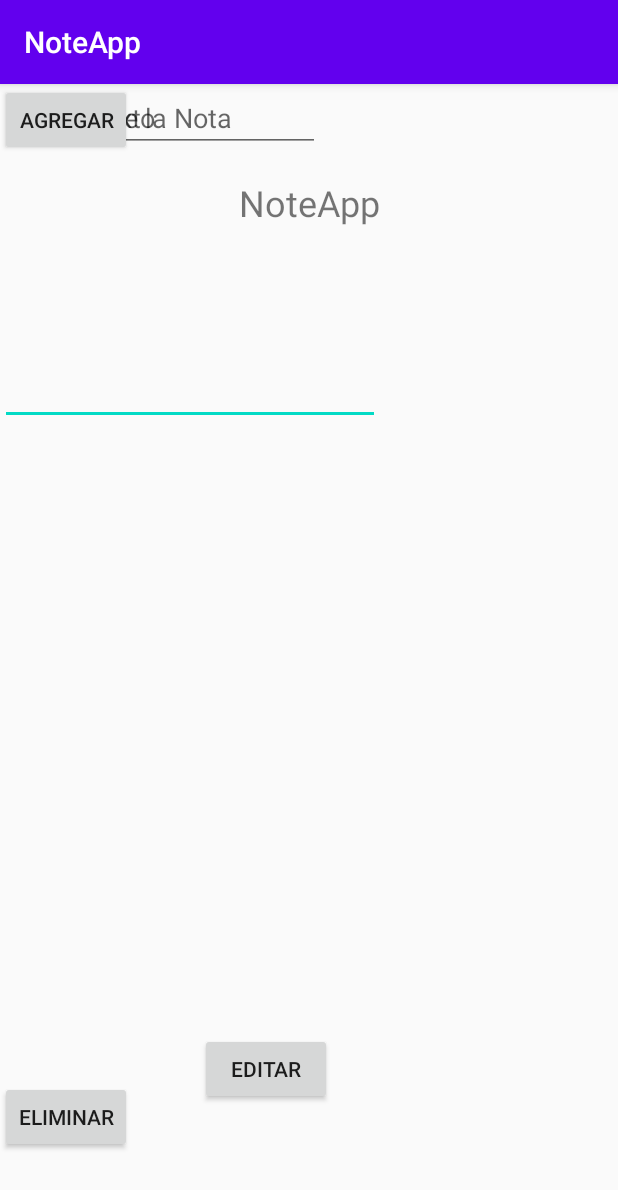
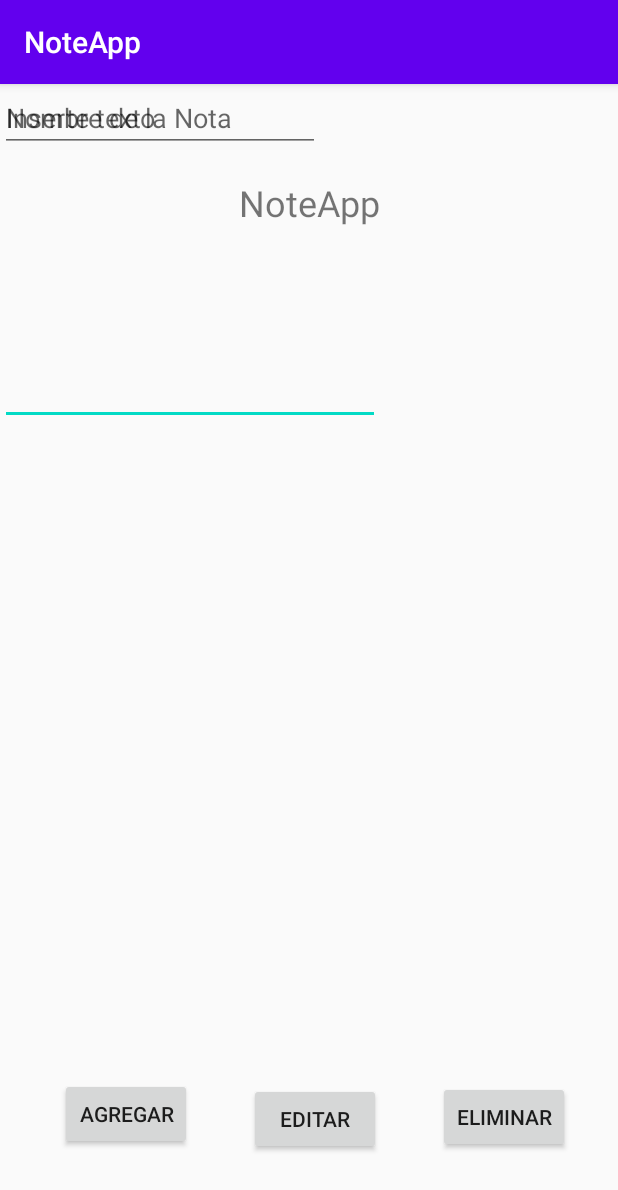
Before and after one commit to ElKyna/NoteAPP, an Android app: the screen it shows after launch (MainActivity), on a phone screen of 412 x 824 dp. Shown: the top 1190 px of the screen. Run offline under Robolectric (Android 15) with nearby library versions, the phone set to English and light mode, and no system bars.

```diff
--- a/app/src/main/res/layout/activity_main.xml
+++ b/app/src/main/res/layout/activity_main.xml
@@ -23,9 +23,12 @@
         android:id="@+id/btnAgregar"
         android:layout_width="wrap_content"
         android:layout_height="wrap_content"
+        android:layout_marginStart="40dp"
         android:text="Agregar"
-        tools:layout_editor_absoluteX="25dp"
-        tools:layout_editor_absoluteY="628dp" />
+        app:layout_constraintBottom_toBottomOf="parent"
+        app:layout_constraintStart_toStartOf="parent"
+        app:layout_constraintTop_toTopOf="parent"
+        app:layout_constraintVertical_bias="0.92" />
 
     <Button
         android:id="@+id/btnEditar"
@@ -38,22 +41,23 @@
         android:text="Editar"
         app:layout_constraintBottom_toBottomOf="parent"
         app:layout_constraintEnd_toStartOf="@+id/btnEliminar"
-        app:layout_constraintHorizontal_bias="0.0"
+        app:layout_constraintHorizontal_bias="0.266"
         app:layout_constraintStart_toEndOf="@+id/btnAgregar"
         app:layout_constraintTop_toBottomOf="@+id/textView"
-        app:layout_constraintVertical_bias="0.0" />
+        app:layout_constraintVertical_bias="1.0" />
 
     <Button
         android:id="@+id/btnEliminar"
         android:layout_width="wrap_content"
         android:layout_height="wrap_content"
         android:layout_marginTop="628dp"
+        android:layout_marginEnd="32dp"
         android:layout_marginBottom="55dp"
         android:text="Eliminar"
         app:layout_constraintBottom_toBottomOf="parent"
+        app:layout_constraintEnd_toEndOf="parent"
         app:layout_constraintTop_toTopOf="parent"
-        app:layout_constraintVertical_bias="1.0"
-        tools:layout_editor_absoluteX="292dp" />
+        app:layout_constraintVertical_bias="1.0" />
 
     <EditText
         android:id="@+id/editTextTextMultiLine"
@@ -67,13 +71,13 @@
         tools:layout_editor_absoluteY="284dp" />
 
     <EditText
-        android:id="@+id/lblNombreNota"
+        android:id="@+id/ldNota"
         android:layout_width="wrap_content"
         android:layout_height="wrap_content"
         android:ems="10"
         android:hint="Nombre de la Nota"
         android:inputType="textPersonName"
-        tools:layout_editor_absoluteX="87dp"
-        tools:layout_editor_absoluteY="127dp" />
+        tools:layout_editor_absoluteX="100dp"
+        tools:layout_editor_absoluteY="181dp" />
 
 </android.support.constraint.ConstraintLayout>
```
